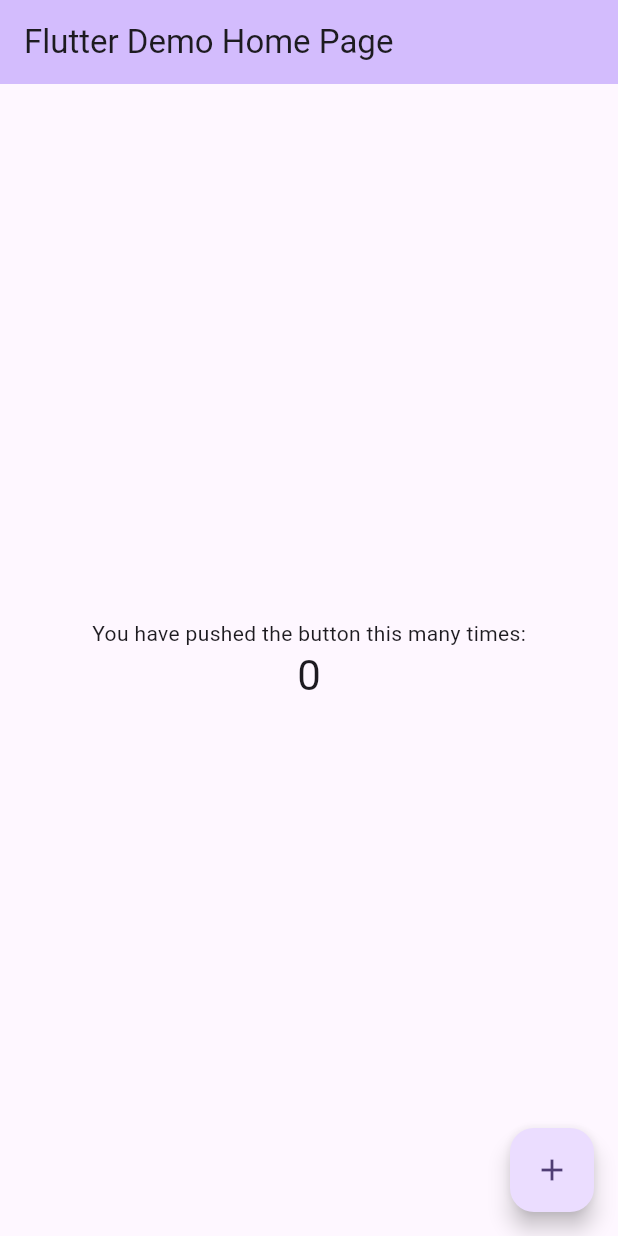
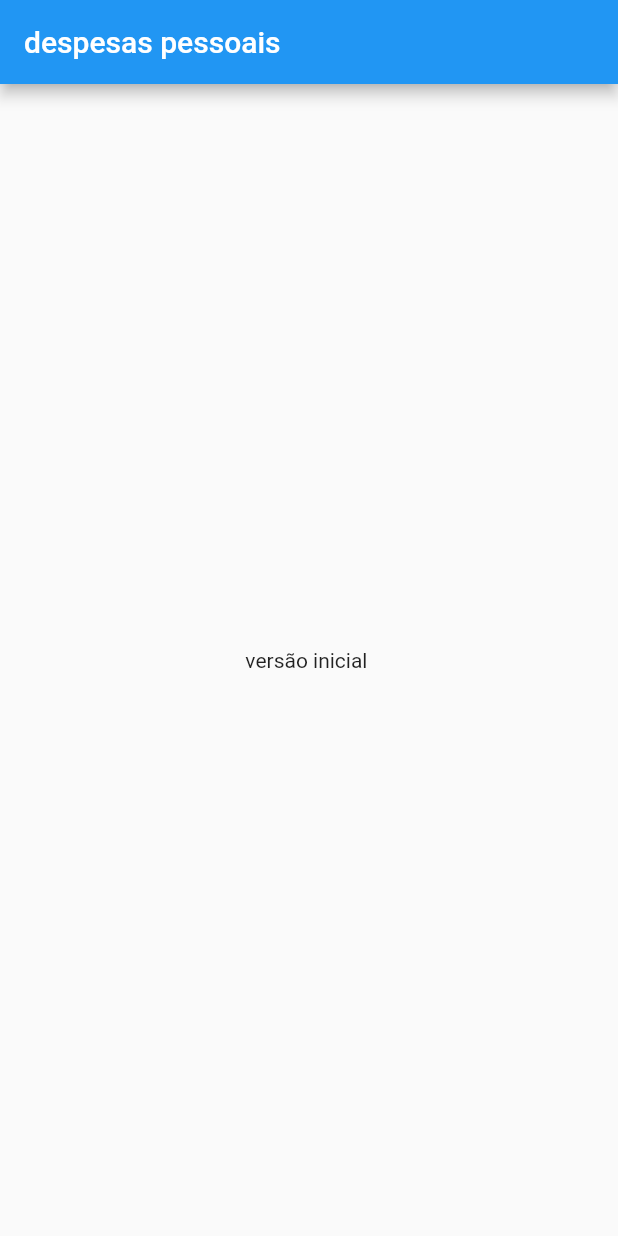
Before and after one commit to guilhermeoliveirac/App_despesas, a Flutter app: the screen it shows after launch, on a phone screen of 412 x 824 dp. Run offline on Flutter 3.47's test engine with Material 2 defaults, Android fonts, the phone set to English and light mode, and no system bars.

Commit message:
correção usando o Scaffold

```diff
--- a/lib/main.dart
+++ b/lib/main.dart
@@ -1,125 +1,30 @@
 import 'package:flutter/material.dart';
 
-void main() {
-  runApp(const MyApp());
-}
+main()=> runApp(EspensesApp());
 
-class MyApp extends StatelessWidget {
-  const MyApp({super.key});
+class EspensesApp extends StatelessWidget {
+  const EspensesApp({super.key});
 
-  // This widget is the root of your application.
+
   @override
   Widget build(BuildContext context) {
     return MaterialApp(
-      title: 'Flutter Demo',
-      theme: ThemeData(
-        // This is the theme of your application.
-        //
-        // TRY THIS: Try running your application with "flutter run". You'll see
-        // the application has a blue toolbar. Then, without quitting the app,
-        // try changing the seedColor in the colorScheme below to Colors.green
-        // and then invoke "hot reload" (save your changes or press the "hot
-        // reload" button in a Flutter-supported IDE, or press "r" if you used
-        // the command line to start the app).
-        //
-        // Notice that the counter didn't reset back to zero; the application
-        // state is not lost during the reload. To reset the state, use hot
-        // restart instead.
-        //
-        // This works for code too, not just values: Most code changes can be
-        // tested with just a hot reload.
-        colorScheme: ColorScheme.fromSeed(seedColor: Colors.deepPurple),
-        useMaterial3: true,
-      ),
-      home: const MyHomePage(title: 'Flutter Demo Home Page'),
+      home: MyHomePage(),
     );
   }
 }
 
-class MyHomePage extends StatefulWidget {
-  const MyHomePage({super.key, required this.title});
-
-  // This widget is the home page of your application. It is stateful, meaning
-  // that it has a State object (defined below) that contains fields that affect
-  // how it looks.
-
-  // This class is the configuration for the state. It holds the values (in this
-  // case the title) provided by the parent (in this case the App widget) and
-  // used by the build method of the State. Fields in a Widget subclass are
-  // always marked "final".
-
-  final String title;
-
-  @override
-  State<MyHomePage> createState() => _MyHomePageState();
-}
-
-class _MyHomePageState extends State<MyHomePage> {
-  int _counter = 0;
-
-  void _incrementCounter() {
-    setState(() {
-      // This call to setState tells the Flutter framework that something has
-      // changed in this State, which causes it to rerun the build method below
-      // so that the display can reflect the updated values. If we changed
-      // _counter without calling setState(), then the build method would not be
-      // called again, and so nothing would appear to happen.
-      _counter++;
-    });
-  }
+class MyHomePage extends StatelessWidget {
+  const MyHomePage({super.key});
 
   @override
   Widget build(BuildContext context) {
-    // This method is rerun every time setState is called, for instance as done
-    // by the _incrementCounter method above.
-    //
-    // The Flutter framework has been optimized to make rerunning build methods
-    // fast, so that you can just rebuild anything that needs updating rather
-    // than having to individually change instances of widgets.
     return Scaffold(
       appBar: AppBar(
-        // TRY THIS: Try changing the color here to a specific color (to
-        // Colors.amber, perhaps?) and trigger a hot reload to see the AppBar
-        // change color while the other colors stay the same.
-        backgroundColor: Theme.of(context).colorScheme.inversePrimary,
-        // Here we take the value from the MyHomePage object that was created by
-        // the App.build method, and use it to set our appbar title.
-        title: Text(widget.title),
+        title: Text('despesas pessoais'),
+
       ),
-      body: Center(
-        // Center is a layout widget. It takes a single child and positions it
-        // in the middle of the parent.
-        child: Column(
-          // Column is also a layout widget. It takes a list of children and
-          // arranges them vertically. By default, it sizes itself to fit its
-          // children horizontally, and tries to be as tall as its parent.
-          //
-          // Column has various properties to control how it sizes itself and
-          // how it positions its children. Here we use mainAxisAlignment to
-          // center the children vertically; the main axis here is the vertical
-          // axis because Columns are vertical (the cross axis would be
-          // horizontal).
-          //
-          // TRY THIS: Invoke "debug painting" (choose the "Toggle Debug Paint"
-          // action in the IDE, or press "p" in the console), to see the
-          // wireframe for each widget.
-          mainAxisAlignment: MainAxisAlignment.center,
-          children: <Widget>[
-            const Text(
-              'You have pushed the button this many times:',
-            ),
-            Text(
-              '$_counter',
-              style: Theme.of(context).textTheme.headlineMedium,
-            ),
-          ],
-        ),
-      ),
-      floatingActionButton: FloatingActionButton(
-        onPressed: _incrementCounter,
-        tooltip: 'Increment',
-        child: const Icon(Icons.add),
-      ), // This trailing comma makes auto-formatting nicer for build methods.
+      body: Center(child: Text('versão inicial ')),
     );
   }
 }
```
